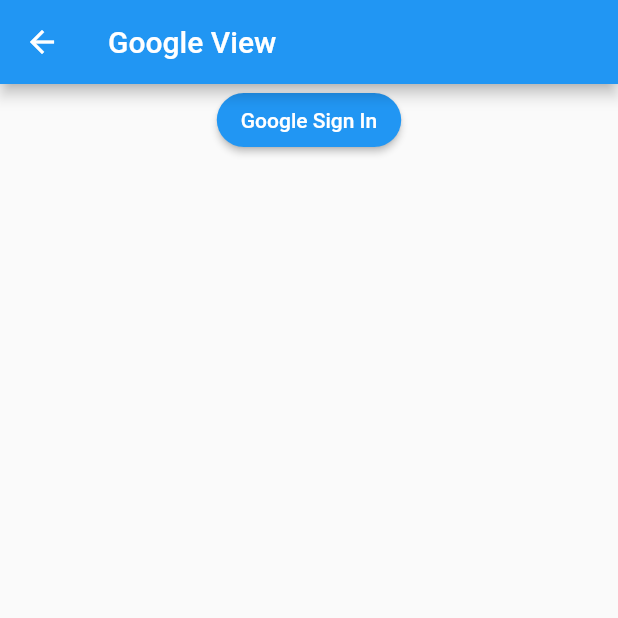
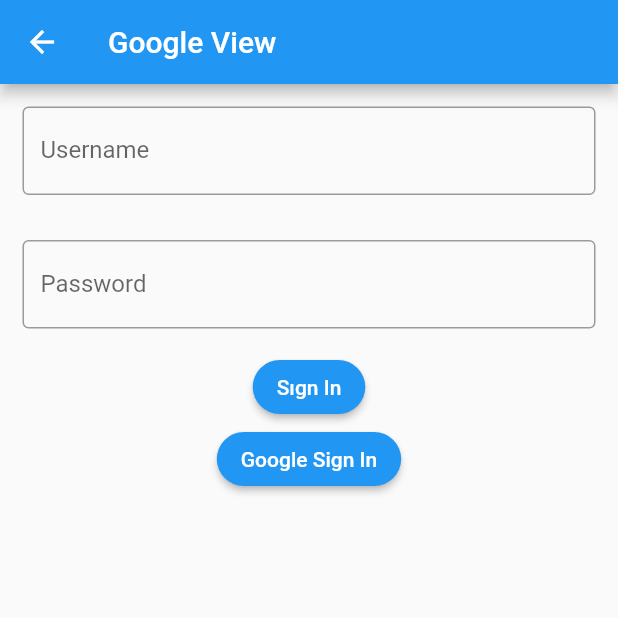
Before and after one commit to emreozturk7/chat_app, a Flutter app: the LoginView screen opened directly, on a phone screen of 412 x 824 dp, the top half of it. Run offline on Flutter 3.47's test engine with Material 2 defaults, Android fonts, the phone set to English and light mode, and no system bars; our stand-ins replace avatar_glow, cloud_firestore, emoji_picker_flutter, firebase_auth, firebase_core, firebase_storage and 6 more; accounts and stored records are empty; statements that could not run were skipped.

Commit message:
Project Update

```diff
--- a/lib/main.dart
+++ b/lib/main.dart
@@ -20,10 +20,10 @@
   Widget build(BuildContext context) {
     return FutureBuilder(
       future: Future.delayed(
-        Duration(seconds: 3),
+        Duration(seconds: 0),
       ),
       builder: (context, snapshot) {
-        if (snapshot.connectionState == ConnectionState.done) {
+        if (snapshot.connectionState == ConnectionState.done) {Pro
           return Obx(
             () => GetMaterialApp(
               title: 'Chat App',
--- a/lib/modules/login/login_controller.dart
+++ b/lib/modules/login/login_controller.dart
@@ -1,6 +1,9 @@
+import 'package:flutter/cupertino.dart';
 import 'package:get/get.dart';
 
 class LoginController extends GetxController {
+  TextEditingController emailCtrl = TextEditingController();
+  TextEditingController passwordCtrl = TextEditingController();
   final count = 0.obs;
 
   @override
--- a/lib/modules/login/login_view.dart
+++ b/lib/modules/login/login_view.dart
@@ -15,6 +15,34 @@
       body: Center(
         child: Column(
           children: [
+            Padding(
+              padding: const EdgeInsets.all(15.0),
+              child: TextFormField(
+                decoration: const InputDecoration(
+                  border: OutlineInputBorder(),
+                  labelText: 'Username',
+                ),
+              ),
+            ),
+            Padding(
+              padding: const EdgeInsets.all(15.0),
+              child: TextFormField(
+                obscureText: true,
+                decoration: const InputDecoration(
+                  border: OutlineInputBorder(),
+                  labelText: 'Password',
+                ),
+              ),
+            ),
+            ElevatedButton(
+              style: ElevatedButton.styleFrom(
+                shape: RoundedRectangleBorder(
+                  borderRadius: BorderRadius.circular(100.0),
+                ),
+              ),
+              child: const Text('Sıgn In'),
+              onPressed: () => authCtrl.login(),
+            ),
             ElevatedButton(
               style: ElevatedButton.styleFrom(
                 shape: RoundedRectangleBorder(
```
Also changed, not shown: 3 other files.
